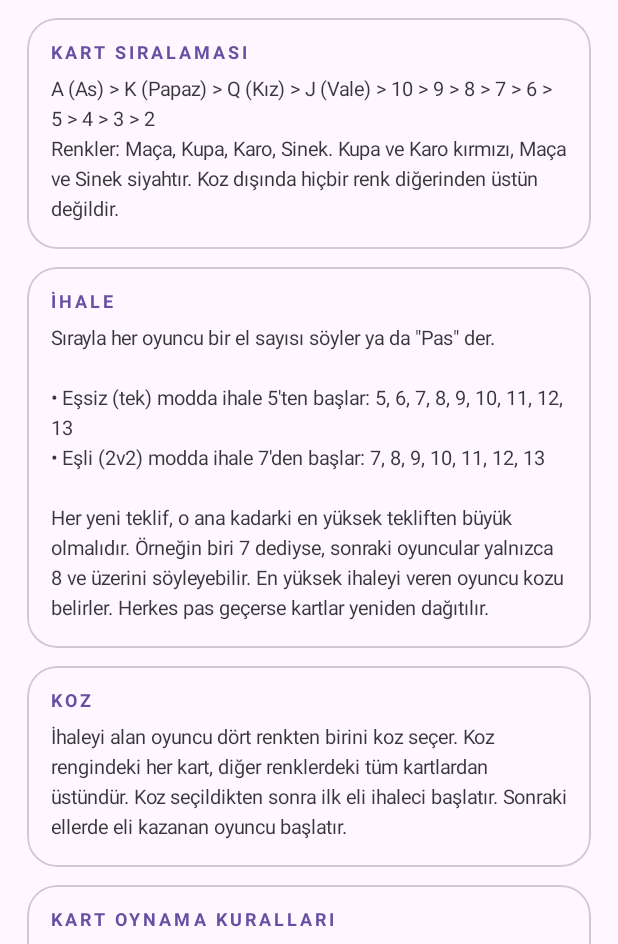
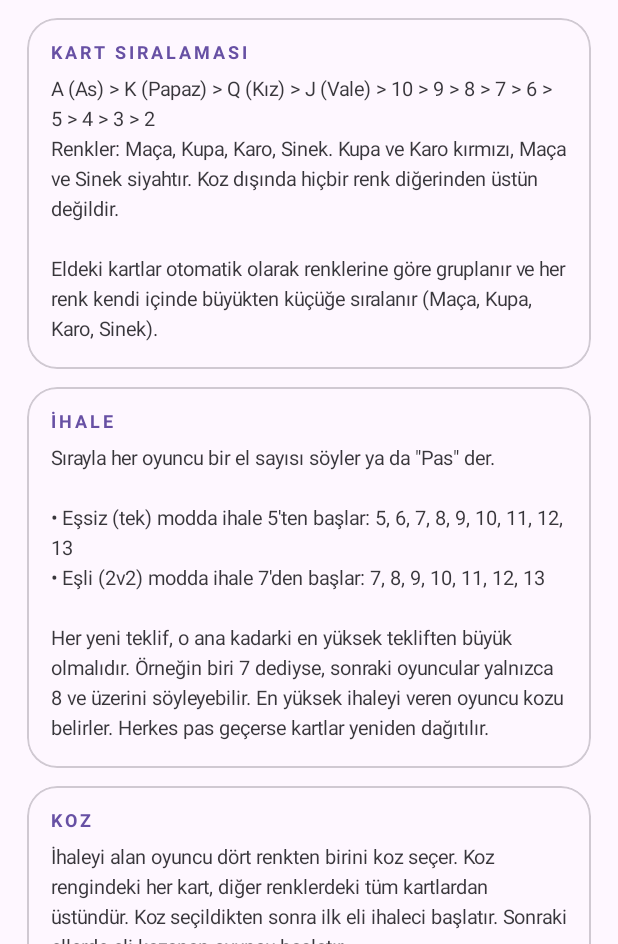
Before and after one commit to ozanstn1-stack/batak-android, an Android app built with Jetpack Compose: the composable HowToPlayScreen shown on its own in the app's theme, on a phone screen of 412 x 824 dp, the part 292-1236 px from its top. Run offline under Robolectric (Android 15) with nearby library versions, the light colour scheme and no system bars.

Commit message:
El kartlari renk ve buyukluge gore otomatik siralaniyor

```diff
--- a/app/src/main/java/com/batak/turkce/ui/screens/GameScreen.kt
+++ b/app/src/main/java/com/batak/turkce/ui/screens/GameScreen.kt
@@ -687,13 +687,14 @@ private fun HandFan(
             .fillMaxWidth()
             .height(cardH + 30.dp)
     ) {
-        val count = cards.size
+        val sortedCards = remember(cards) { BatakRules.sortHand(cards) }
+        val count = sortedCards.size
         if (count == 0) return@BoxWithConstraints
         val density = LocalDensity.current
         val available = maxWidth - 20.dp
         val step = if (count <= 1) 0.dp else ((available - cardW) / (count - 1)).coerceAtLeast(8.dp)
 
-        cards.forEachIndexed { index, card ->
+        sortedCards.forEachIndexed { index, card ->
             val isSelected = card == selected
             val lift by animateDpAsState(
                 targetValue = if (isSelected) 24.dp else 0.dp,
--- a/app/src/main/java/com/batak/turkce/ui/screens/HowToPlayScreen.kt
+++ b/app/src/main/java/com/batak/turkce/ui/screens/HowToPlayScreen.kt
@@ -29,7 +29,9 @@ fun HowToPlayScreen(vm: GameViewModel, onBack: () -> Unit) {
             title = "KART SIRALAMASI",
             body = "A (As) > K (Papaz) > Q (Kız) > J (Vale) > 10 > 9 > 8 > 7 > 6 > 5 > 4 > 3 > 2\n" +
                 "Renkler: Maça, Kupa, Karo, Sinek. Kupa ve Karo kırmızı, Maça ve Sinek siyahtır. " +
-                "Koz dışında hiçbir renk diğerinden üstün değildir."
+                "Koz dışında hiçbir renk diğerinden üstün değildir.\n\n" +
+                "Eldeki kartlar otomatik olarak renklerine göre gruplanır ve her renk kendi içinde " +
+                "büyükten küçüğe sıralanır (Maça, Kupa, Karo, Sinek)."
         )
         Spacer(Modifier.height(12.dp))
         HelpSection(
```
Also changed, not shown: app/src/main/java/com/batak/turkce/engine/BatakRules.kt (+12 -0 lines), 1 other file.
